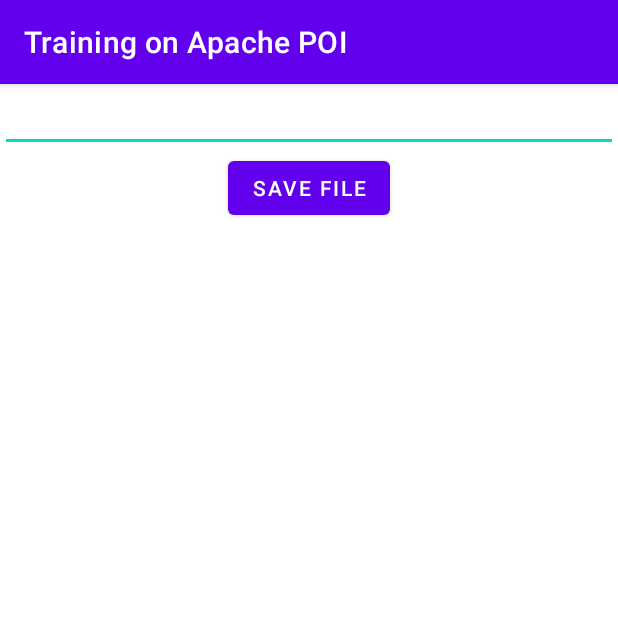
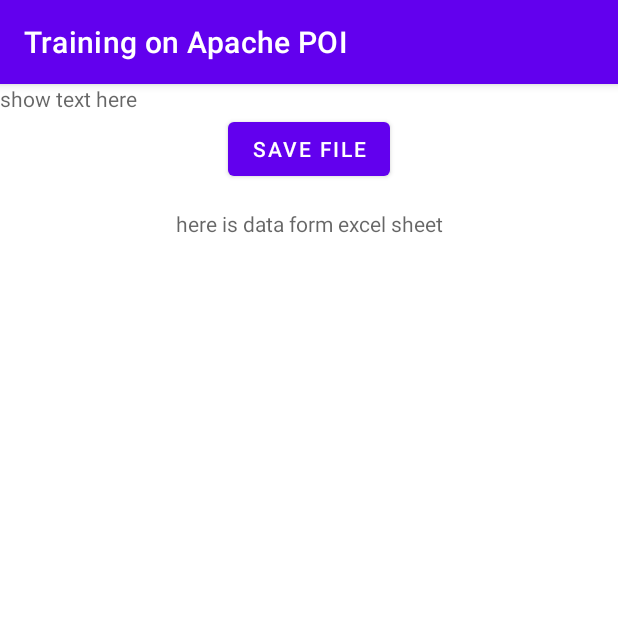
Before and after one commit to ibrahimabdellatif/spreadsheet, an Android app: the screen it shows after launch (MainActivity), after a tap on "SAVE FILE", on a phone screen of 412 x 824 dp, the top half of it. Run offline under Robolectric (Android 15) with nearby library versions, the phone set to English and light mode, and no system bars; libraries missing offline, so code that uses them is left out: org.apache.poi; network calls fail.

Commit message:
using specific excel file to read first cell in file

```diff
--- a/app/src/main/AndroidManifest.xml
+++ b/app/src/main/AndroidManifest.xml
@@ -1,7 +1,9 @@
 <?xml version="1.0" encoding="utf-8"?>
 <manifest xmlns:android="http://schemas.android.com/apk/res/android"
+    xmlns:tools="http://schemas.android.com/tools"
     package="com.ibrahim.trainingonapachepoi">
-<uses-permission android:name="android.permission.WRITE_EXTERNAL_STORAGE"/>
+<uses-permission android:name="android.permission.WRITE_EXTERNAL_STORAGE"
+    tools:ignore="ScopedStorage" />
     <uses-permission android:name="android.permission.READ_EXTERNAL_STORAGE"/>
     <application
         android:allowBackup="true"
--- a/app/src/main/java/com/ibrahim/trainingonapachepoi/MainActivity.kt
+++ b/app/src/main/java/com/ibrahim/trainingonapachepoi/MainActivity.kt
@@ -3,50 +3,59 @@ package com.ibrahim.trainingonapachepoi
 import android.os.Bundle
 import android.os.Environment
 import android.widget.Button
-import android.widget.EditText
-import android.widget.Toast
+import android.widget.TextView
+import androidx.activity.result.contract.ActivityResultContracts.GetContent
 import androidx.appcompat.app.AppCompatActivity
 import org.apache.poi.hssf.usermodel.HSSFWorkbook
 import java.io.File
-import java.io.FileOutputStream
+import java.io.FileInputStream
 
-//this code make you to write in first cell in excel sheet and create it with static name
+
 class MainActivity : AppCompatActivity() {
-    private lateinit var inputET: EditText
+    private lateinit var inputET: TextView
     private lateinit var saveFileBtn: Button
-    private var filePath = File("${Environment.getExternalStorageDirectory()}/Demo.xlsx")
+    private lateinit var showDataTV: TextView
 
+    //private var filePath = File("${Environment.getExternalStorageDirectory()}/Demo.xlsx")
     override fun onCreate(savedInstanceState: Bundle?) {
         super.onCreate(savedInstanceState)
         setContentView(R.layout.activity_main)
         inputET = findViewById(R.id.ed_file_name)
         saveFileBtn = findViewById(R.id.btn_safe_file)
+        showDataTV = findViewById(R.id.tv_data)
+
+
+        //to choose file form local storage and get file path
+        val pick = registerForActivityResult(GetContent()) { result ->
+            showDataTV.text = result.path
+            //val inputStream: InputStream? = contentResolver.openInputStream(result.lastPathSegment)
+
+        }
+
 
         saveFileBtn.setOnClickListener {
-            saveButton()
-            Toast.makeText(this , filePath.toString() , Toast.LENGTH_LONG).show()
+            //to choose file form local storage
+            //pick.launch("*/*")
 
+            getDataFromSheet()
         }
+
     }
 
+
     //this button to create an excel file
-    fun saveButton() {
-        val workbook = HSSFWorkbook()
-        val sheet = workbook.createSheet("My First Sheet")
+    private fun getDataFromSheet() {
+        //here we specify to downloads folder then i put the specific file with his name inside it
+        val folder = Environment.getExternalStoragePublicDirectory(Environment.DIRECTORY_DOWNLOADS)
+        val myFile = File(folder, "Demo.xlsx")
+        val fileInputStream = FileInputStream(myFile)
 
-        val row = sheet.createRow(0)
-        val cell = row.createCell(0)
+//        val factory = WorkbookFactory.create(input)
+        val workbook = HSSFWorkbook(fileInputStream)
+        val xlws = workbook.getSheetAt(0)
+        val data = xlws.getRow(0).getCell(0)
+        inputET.text = data.toString()
 
-        cell.setCellValue(inputET.text.toString())
-
-        if (!filePath.exists()) filePath.createNewFile()
-
-        val fileOutputStream = FileOutputStream(filePath)
-
-        workbook.write(fileOutputStream)
-
-        fileOutputStream.flush()
-        fileOutputStream.close()
 
     }
 }
--- a/app/src/main/res/layout/activity_main.xml
+++ b/app/src/main/res/layout/activity_main.xml
@@ -6,10 +6,22 @@
     android:layout_height="match_parent"
     tools:context=".MainActivity">
 
-    <EditText
+    <TextView
         android:id="@+id/ed_file_name"
         android:layout_width="match_parent"
         android:layout_height="wrap_content"
+        android:hint="show text here"
+        tools:ignore="MissingConstraints" />
+
+    <TextView
+        android:id="@+id/tv_data"
+        android:layout_width="wrap_content"
+        android:layout_height="wrap_content"
+        android:layout_marginTop="16dp"
+        android:hint="here is data form excel sheet"
+        app:layout_constraintEnd_toEndOf="parent"
+        app:layout_constraintStart_toStartOf="parent"
+        app:layout_constraintTop_toBottomOf="@+id/btn_safe_file"
         tools:ignore="MissingConstraints" />
 
     <Button
@@ -21,4 +33,5 @@
         app:layout_constraintStart_toStartOf="parent"
         app:layout_constraintTop_toBottomOf="@+id/ed_file_name"
         tools:ignore="MissingConstraints" />
+
 </androidx.constraintlayout.widget.ConstraintLayout>
```
Also changed, not shown: app/build.gradle (+7 -1 lines).
